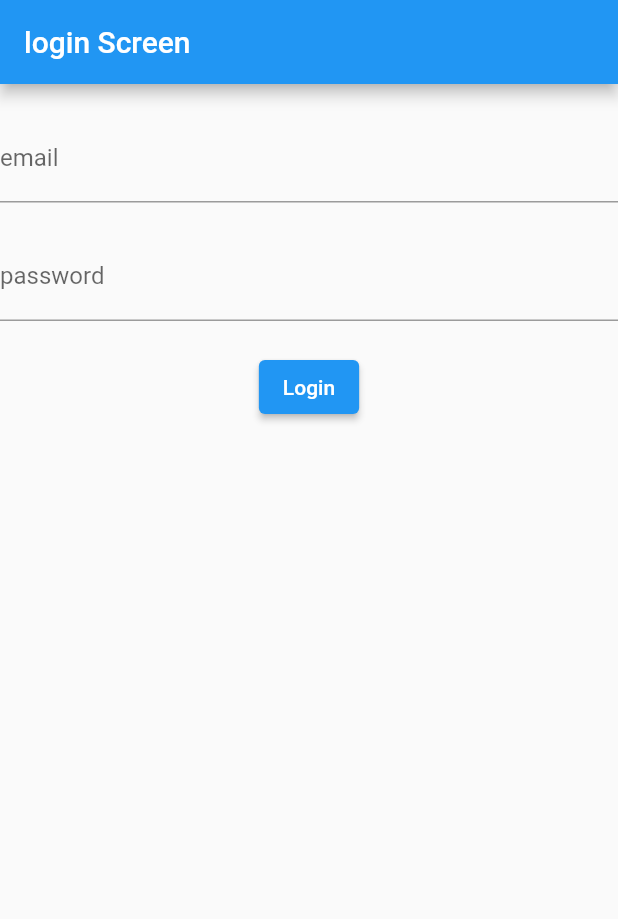
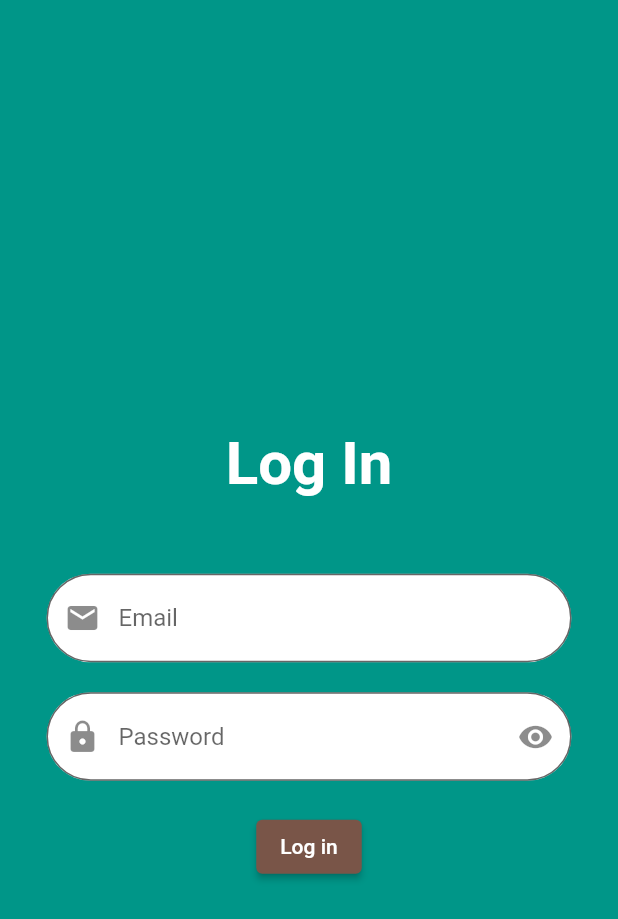
Before and after one commit to marknagy14/local-database-MemoPad-note-app-, a Flutter app: the screen it shows after launch, on a phone screen of 412 x 824 dp. Shown: the top 919 px of the screen. Run offline on Flutter 3.47's test engine with Material 2 defaults, Android fonts, the phone set to English and light mode, and no system bars; our stand-ins replace shared_preferences.

```diff
--- a/lib/functions/navigations.dart
+++ /dev/null
@@ -1,8 +0,0 @@
-
-
-import 'package:flutter/material.dart';
-
-navigate(context,var screen){
-  Navigator.of(context).push(MaterialPageRoute(
-      builder: (context) => screen));
-}
--- a/lib/screens/login_screen.dart
+++ b/lib/screens/login_screen.dart
@@ -1,71 +1,134 @@
 
 import 'package:flutter/material.dart';
-import 'package:session_nine/functions/navigations.dart';
-import 'package:session_nine/screens/home_screen.dart';
 import 'package:shared_preferences/shared_preferences.dart';
-
-
-
-
-
-class LoginScreen extends StatelessWidget {
-
-
-  var email =TextEditingController();
-  var password =TextEditingController();
+import 'home_screen.dart';
 
 
 
 
 
 
+class LoginScreen extends StatefulWidget {
 
+
+  @override
+  State<LoginScreen> createState() => _LoginScreenState();
+}
+
+class _LoginScreenState extends State<LoginScreen> {
+  var _email = TextEditingController();
+  // to receive email
+  var _phone = TextEditingController();
+
+  var _password = TextEditingController();
+
+  bool _isVisible = false;
+
+  final _formKey =GlobalKey<FormState>();
+
+  login(){
+    if(_formKey.currentState!.validate()){
+      Navigator.of(context).pushReplacement(MaterialPageRoute(
+          builder: (context) => HomeScreen()));
+    }
+  }
 
   @override
   Widget build(BuildContext context) {
     return Scaffold(
-      appBar: AppBar(
-        title: Text('login Screen'),
-      ),
-      body: Column(
+        backgroundColor: Colors.teal,
+        body: Center(
+          child: SingleChildScrollView(
+            child: Form(key: _formKey,
+              child: Column(
                 children: [
-          SizedBox(
-            height: 20,
-          ),
-          TextFormField(
-            controller: email,
-            decoration: InputDecoration(
-              labelText: 'email',
+                  Padding(
+                    padding: const EdgeInsets.all(50),
+                    child: Center(
+                      child: Text(
+                        "Log In",
+                        style: TextStyle(
+                            fontSize: 40,
+                            color: Colors.white,
+                            fontWeight: FontWeight.bold),
                       ),
                     ),
-          SizedBox(
-            height: 20,
                   ),
-          TextFormField(
-            controller: password,
+
+                  SizedBox(width: 350,
+                    child: TextFormField(validator: (value){
+                      if (value!.isEmpty || !value.contains("@")){
+                        return"invalid Email";
+                      }
+                    },
+                        controller: _email,
+                        keyboardType: TextInputType.emailAddress,
+//.phone for numbers
                         decoration: InputDecoration(
-              labelText: 'password',
+                            hintText: "Email",
+                            border: OutlineInputBorder(
+                                borderRadius: BorderRadius.circular(40)),
+                            fillColor: Colors.white,
+                            filled: true,
+                            prefixIcon: Icon(Icons.mail))),
+                  ),
+                  SizedBox(height: 20),
+
+                  SizedBox(width: 350,
+                    child: TextFormField(validator: (value){
+                      if(value!.isEmpty) return "please enter your password";
+                    },
+                        controller: _password,
+                        obscureText: _isVisible ? false : true,
+                        decoration: InputDecoration(
+                            hintText: "Password",
+                            border: OutlineInputBorder(
+                                borderRadius: BorderRadius.circular(40)),
+                            fillColor: Colors.white,
+                            filled: true,
+                            prefixIcon: Icon(Icons.lock),
+                            suffixIcon: IconButton(
+                                onPressed: () {
+                                  setState(() {
+                                    _isVisible = !_isVisible;
+                                  });
+                                },
+                                icon: Icon(_isVisible
+                                    ? Icons.visibility_off
+                                    : Icons.remove_red_eye)))),
+                  ),
+                  SizedBox(height: 20),
+                  Center(
+                    child: ElevatedButton(
+                      onPressed: () {
+                        setState(() {
+                          login();
+                          setData();
+
+
+                        });
+                      },
+                      child: Text(
+                        "Log in",
+                        style: TextStyle(color: Colors.white),
+                      ),
+                      style: ElevatedButton.styleFrom(
+                        primary: Colors.brown,
                       ),
                     ),
-          SizedBox(
-            height: 20,
                   ),
-          ElevatedButton(
-            onPressed: () {
-            setData();
-            navigate(context, HomeScreen());
-            },
-            child: Text('Login'),
-          ),
+
                 ],
               ),
-    );
+            ),
+          ),
+        ));
   }
 
   setData()async{
     SharedPreferences preferences= await SharedPreferences.getInstance();
-    preferences.setString("email", email.text);
-    preferences.setString("password", password.text);
+    preferences.setString("email", _email.text);
+    preferences.setString("password", _password.text);
     print(preferences.getString("email"));
     print(preferences.getString("password"));
 
```
Also changed, not shown: lib/screens/control_screen.dart (+5 -2 lines), lib/screens/home_screen.dart (+150 -18 lines). Lines whose indentation alone changed are shown as unchanged.
